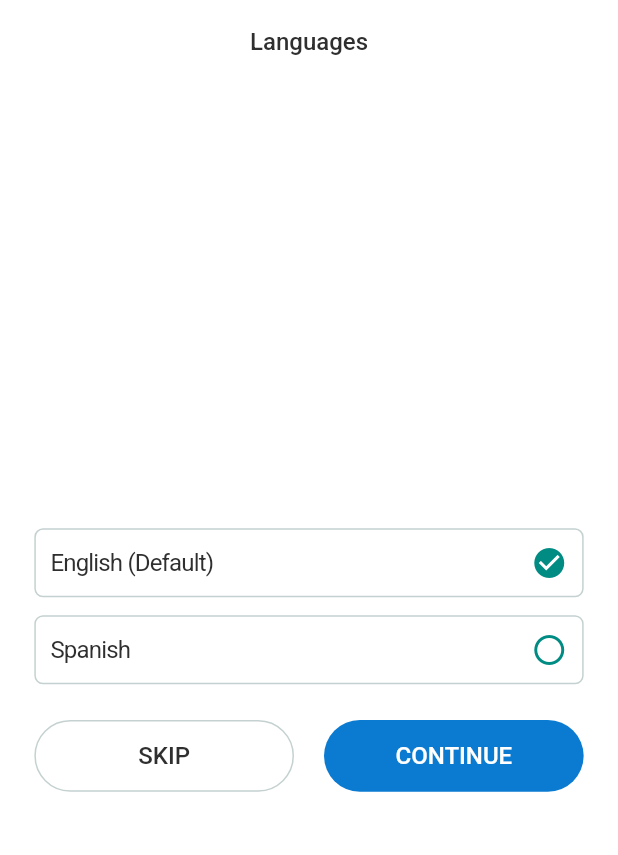
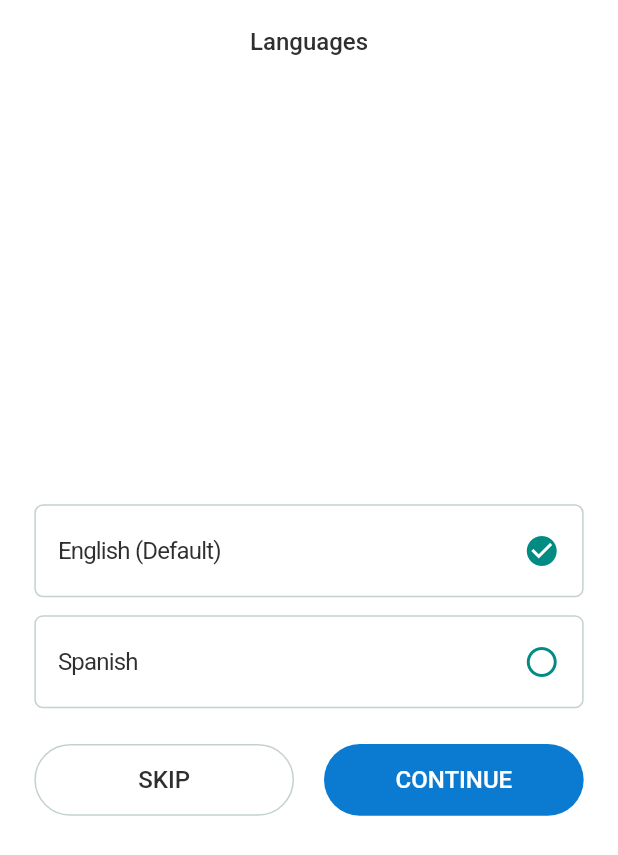
Before and after one commit to HammadAhmedSherazi/push_price_manager, a Flutter app: the SelectLanguageView screen opened directly, on a phone screen of 412 x 824 dp. Shown: the top 855 px of the screen. Run offline on Flutter 3.47's test engine with Material 3 defaults, Android fonts, the phone set to English and light mode, and no system bars; our stand-ins replace cached_network_image, fl_chart, flutter_otp_text_field, flutter_rating_bar, flutter_screenutil, flutter_svg and 3 more; project files that could hold a hidden picture were left out.

Commit message:
some padding modify of select language widget

```diff
--- a/lib/views/onboarding/select_language_view.dart
+++ b/lib/views/onboarding/select_language_view.dart
@@ -97,7 +97,10 @@ class SelectLanguageWidget extends StatelessWidget {
       onTap: onTap,
       child: Container(
         // height: 60.h,
-        padding: EdgeInsets.all(10),
+         padding: EdgeInsets.symmetric(
+          horizontal: 15,
+          vertical: 18
+        ),
         width: double.infinity,
         decoration: BoxDecoration(
           borderRadius: BorderRadius.circular(5.r),
```
Also changed, not shown: 2 other files.
